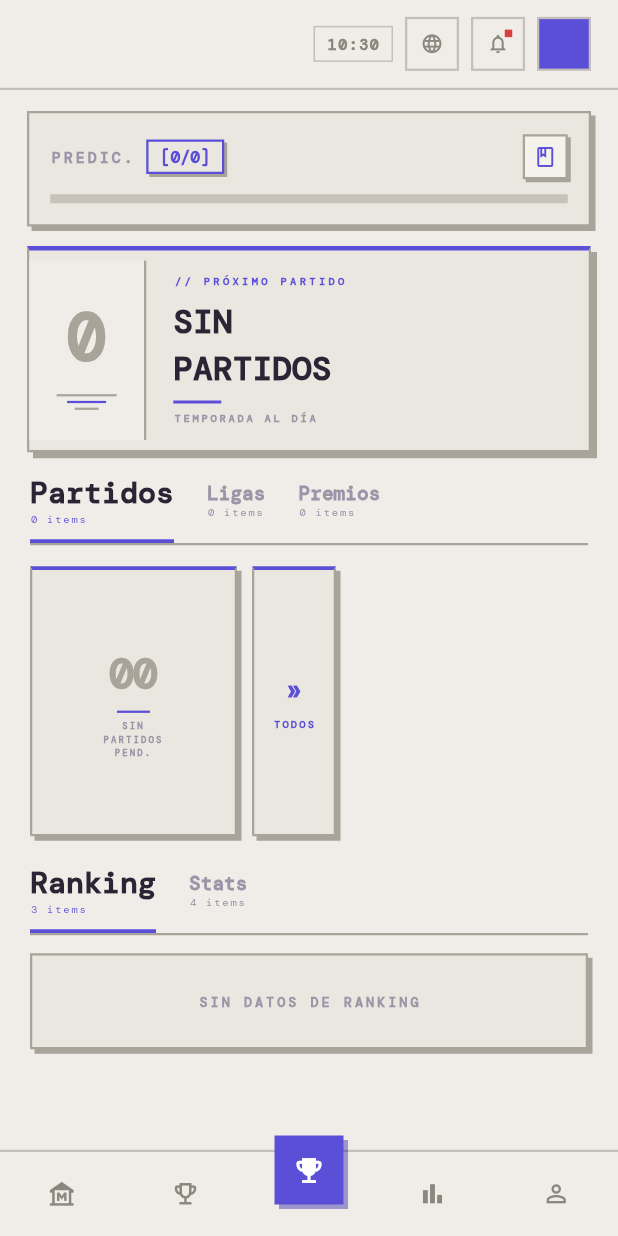
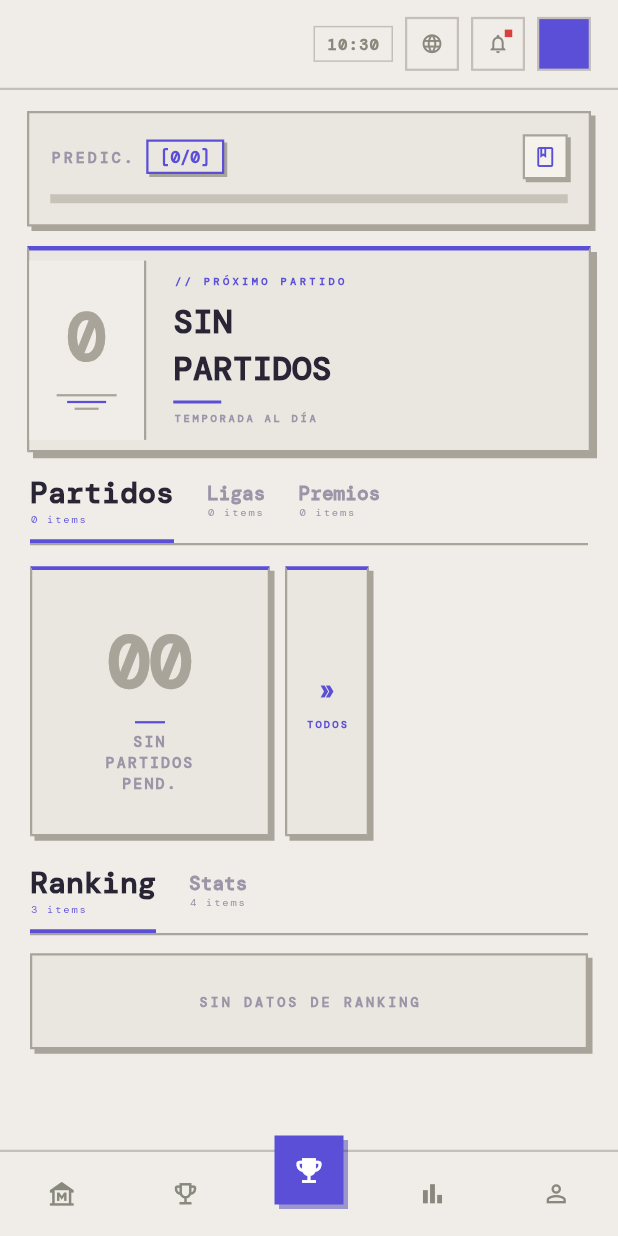
Before and after one commit to jsebasvgg7/globalscore_app, a Flutter app: the screen it shows once a user with an empty profile is signed in, on a phone screen of 412 x 824 dp. Run offline on Flutter 3.47's test engine with Material 3 defaults, Android fonts, the phone set to English and light mode, and no system bars; our stand-ins replace flutter_riverpod, go_router, google_fonts, supabase_flutter; accounts and stored records are empty; network calls fail.

Commit message:
v1.5 - Dashboard

```diff
--- a/lib/features/dashboard/presentation/dashboard_page.dart
+++ b/lib/features/dashboard/presentation/dashboard_page.dart
@@ -980,16 +980,17 @@ class _MoreCard extends StatelessWidget {
 class _EmptyMatchCard extends StatelessWidget {
   @override
   Widget build(BuildContext context) => Container(
-    width: 138,
+    width: 160,
+    height: 55,        // ← fija el alto
     decoration: BoxDecoration(
       color: _card,
       border: const Border(top: BorderSide(color: _accent, width: 2.5), left: BorderSide(color: _borderH, width: 1.5), right: BorderSide(color: _borderH, width: 1.5), bottom: BorderSide(color: _borderH, width: 1.5)),
       boxShadow: const [_shadow],
     ),
     child: Column(mainAxisAlignment: MainAxisAlignment.center, children: [
-      Text('00', style: _mono(color: _borderH, size: 28, weight: FontWeight.w700, letterSpacing: -1)),
-      Container(width: 22, height: 1.5, color: _accent, margin: const EdgeInsets.symmetric(vertical: 5)),
-      Text('SIN\nPARTIDOS\nPEND.', textAlign: TextAlign.center, style: _mono(color: _muted, size: 6, weight: FontWeight.w700, letterSpacing: 1.4)),
+      Text('00', style: _mono(color: _borderH, size: 48, weight: FontWeight.w700, letterSpacing: -1)),
+      Container(width: 20, height: 1.5, color: _accent, margin: const EdgeInsets.symmetric(vertical: 5)),
+      Text('SIN\nPARTIDOS\nPEND.', textAlign: TextAlign.center, style: _mono(color: _muted, size: 10, weight: FontWeight.w700, letterSpacing: 1.4)),
     ]),
   );
 }
```
